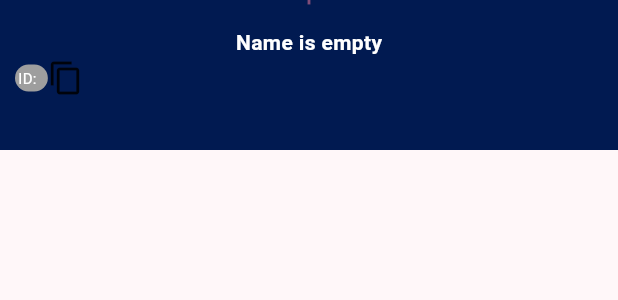
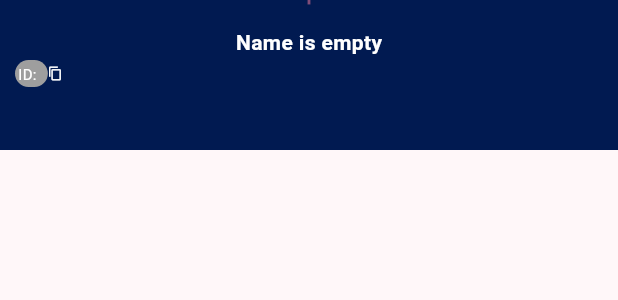
Before and after one commit to STOILD-PRIVATE-LIMITED/mastiplay, a Flutter app: the BottomModel widget shown alone on an empty page, opened directly with empty values, on a phone screen of 412 x 824 dp. Shown: the top 300 px of the screen. Run offline on Flutter 3.47's test engine with Material 3 defaults, Android fonts, the phone set to English and light mode, and no system bars; our stand-ins replace cached_network_image, cloud_firestore, country_picker, firebase_auth, firebase_core, firebase_crashlytics and 9 more; missing offline and left inert: flutter_octicons, flutter_share, flutter_webrtc; accounts and stored records are empty; network calls fail; Roboto replaces fonts that are missing (assets/fontsSofiaProRegular.ttf).

Commit message:
New Update

```diff
--- a/lib/shivanshu/screens/bottom_model.dart
+++ b/lib/shivanshu/screens/bottom_model.dart
@@ -26,7 +26,8 @@ class _BottomModelState extends State<BottomModel> {
       // color: Colors.black26,
       color: const Color(0xFF011a51),
       child: Stack(
-        fit: StackFit.passthrough,
+        clipBehavior: Clip.none,
+        fit: StackFit.loose,
         alignment: Alignment.center,
         children: [
           Positioned(
@@ -61,11 +62,13 @@ class _BottomModelState extends State<BottomModel> {
                       widget.roomId,
                       style: TextStyle(
                         fontSize: 10.sp,
-                        color: Colors.black,
+                        color: Colors.white,
                       ),
                     ),
-                    const Icon(
+                    Icon(
                       Icons.copy,
+                      color: Colors.white,
+                      size: 10.sp,
                     )
                   ],
                 ),
```
Also changed, not shown: lib/webRTC/audio_room.dart (+15 -0 lines).
